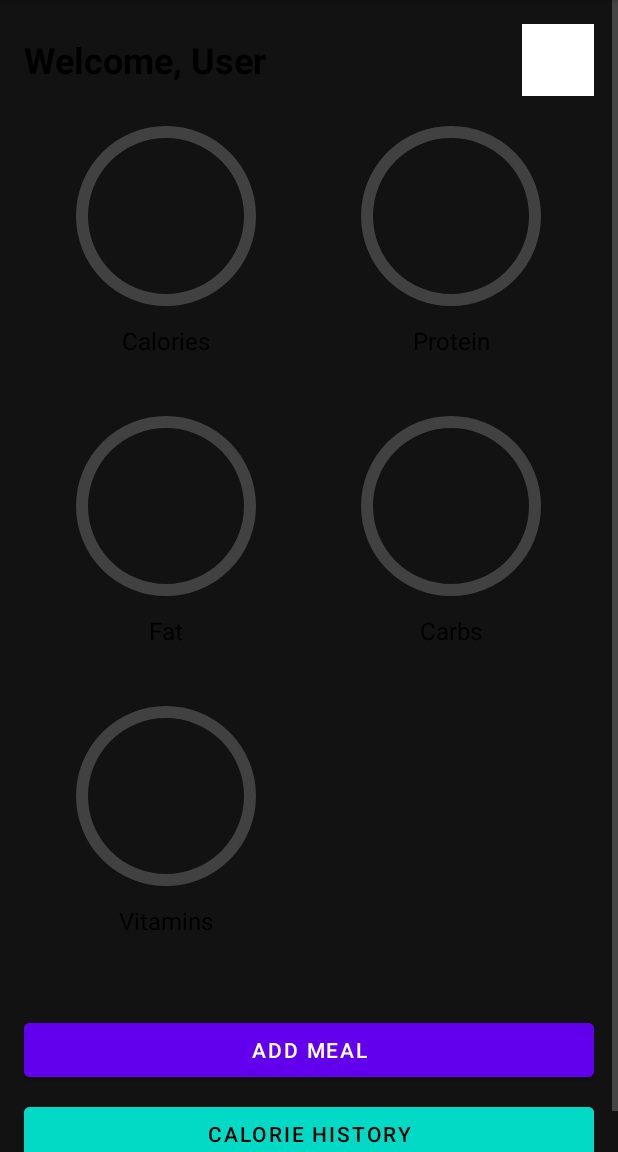
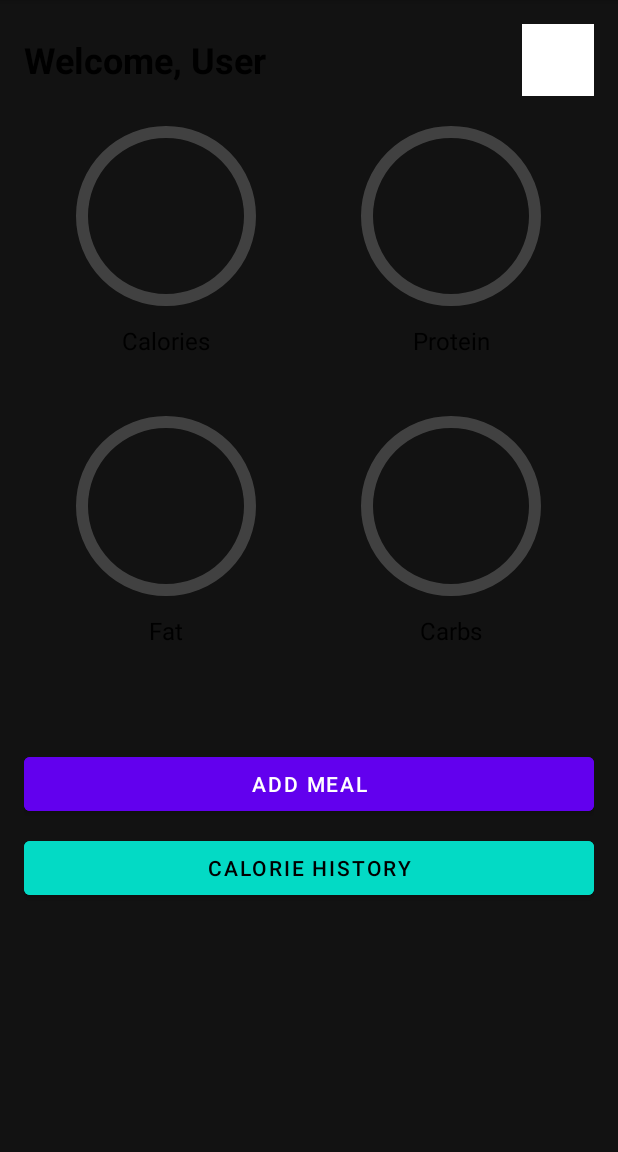
Before and after one commit to Voidxx/calonote, an Android app: the MainActivity screen opened directly, with no data from a screen before it, on a phone screen of 412 x 824 dp, the part 84-1236 px from its top. Run offline under Robolectric (Android 15) with nearby library versions, the phone set to English and light mode, and no system bars; our stand-ins replace Firebase (no records; nobody signed in at launch, a user with empty details on screens opened directly); 1 statement that could not run was skipped.

Commit message:
remove vitamins from daily intake because of impossibility of tracking it currently

```diff
--- a/app/src/main/java/com/example/calonote/controller/MainActivity.kt
+++ b/app/src/main/java/com/example/calonote/controller/MainActivity.kt
@@ -19,12 +19,10 @@
         private lateinit var proteinProgressIndicator: CircularProgressIndicator
         private lateinit var fatProgressIndicator: CircularProgressIndicator
         private lateinit var carbsProgressIndicator: CircularProgressIndicator
-        private lateinit var vitaminsProgressIndicator: CircularProgressIndicator
         private lateinit var tvCaloriesValue: TextView
         private lateinit var tvProteinValue: TextView
         private lateinit var tvFatValue: TextView
         private lateinit var tvCarbsValue: TextView
-        private lateinit var tvVitaminsValue: TextView
         override fun onCreate(savedInstanceState: Bundle?) {
             super.onCreate(savedInstanceState)
             setContentView(R.layout.activity_main)
@@ -49,31 +47,26 @@
             val proteinLayout = findViewById<View>(R.id.proteinLayout)
             val fatLayout = findViewById<View>(R.id.fatLayout)
             val carbsLayout = findViewById<View>(R.id.carbsLayout)
-            val vitaminsLayout = findViewById<View>(R.id.vitaminsLayout)
 
             caloriesProgressIndicator = caloriesLayout.findViewById(R.id.progressIndicator)
             proteinProgressIndicator = proteinLayout.findViewById(R.id.progressIndicator)
             fatProgressIndicator = fatLayout.findViewById(R.id.progressIndicator)
             carbsProgressIndicator = carbsLayout.findViewById(R.id.progressIndicator)
-            vitaminsProgressIndicator = vitaminsLayout.findViewById(R.id.progressIndicator)
 
             tvCaloriesValue = caloriesLayout.findViewById(R.id.tvValue)
             tvProteinValue = proteinLayout.findViewById(R.id.tvValue)
             tvFatValue = fatLayout.findViewById(R.id.tvValue)
             tvCarbsValue = carbsLayout.findViewById(R.id.tvValue)
-            tvVitaminsValue = vitaminsLayout.findViewById(R.id.tvValue)
 
             caloriesLayout.findViewById<TextView>(R.id.tvLabel).text = "Calories"
             proteinLayout.findViewById<TextView>(R.id.tvLabel).text = "Protein"
             fatLayout.findViewById<TextView>(R.id.tvLabel).text = "Fat"
             carbsLayout.findViewById<TextView>(R.id.tvLabel).text = "Carbs"
-            vitaminsLayout.findViewById<TextView>(R.id.tvLabel).text = "Vitamins"
 
             caloriesProgressIndicator.progress = 0
             proteinProgressIndicator.progress = 0
             fatProgressIndicator.progress = 0
             carbsProgressIndicator.progress = 0
-            vitaminsProgressIndicator.progress = 0
         }
 
         private fun updateNutritionProgress(user: User) {
@@ -82,14 +75,13 @@
                 updateProgressIndicator(proteinProgressIndicator, tvProteinValue, dailyNutrition.totalNutritiveValues.protein, user.dailyProtein, "g", R.color.colorProtein)
                 updateProgressIndicator(fatProgressIndicator, tvFatValue, dailyNutrition.totalNutritiveValues.fat, user.dailyFat, "g", R.color.colorFat)
                 updateProgressIndicator(carbsProgressIndicator, tvCarbsValue, dailyNutrition.totalNutritiveValues.carbohydrates, user.dailyCarbs, "g", R.color.colorCarbs)
-                updateProgressIndicator(vitaminsProgressIndicator, tvVitaminsValue, dailyNutrition.totalNutritiveValues.vitamins, user.dailyVitamins, "mg", R.color.colorVitamins)
             }
         }
 
         private fun updateProgressIndicator(indicator: CircularProgressIndicator, textView: TextView, value: Float, maxValue: Float, unit: String, colorResId: Int) {
             val progress = ((value / maxValue) * 100).toInt().coerceIn(0, 100)
             ObjectAnimator.ofInt(indicator, "progress", 0, progress).apply {
-                duration = 1000 // 1 second
+                duration = 1000
                 interpolator = DecelerateInterpolator()
                 start()
             }
--- a/app/src/main/java/com/example/calonote/db/FirebaseManager.kt
+++ b/app/src/main/java/com/example/calonote/db/FirebaseManager.kt
@@ -162,14 +162,12 @@ object FirebaseManager {
         val dailyProtein = (dailyCalories * 0.3 / 4).toFloat()
         val dailyFat = (dailyCalories * 0.3 / 9).toFloat()
         val dailyCarbs = (dailyCalories * 0.4 / 4).toFloat()
-        val dailyVitamins = 100f // Placeholder value, should be calculated based on specific vitamins
 
         val updatedUser = user.copy(
             dailyCalories = dailyCalories,
             dailyProtein = dailyProtein,
             dailyFat = dailyFat,
             dailyCarbs = dailyCarbs,
-            dailyVitamins = dailyVitamins
         )
 
         db.collection("users").document(user.uid).set(updatedUser)
--- a/app/src/main/res/layout/activity_main.xml
+++ b/app/src/main/res/layout/activity_main.xml
@@ -91,14 +91,6 @@
             android:orientation="horizontal"
             android:layout_marginBottom="16dp">
 
-            <!-- Vitamins -->
-            <include layout="@layout/nutrition_progress_item"
-                android:id="@+id/vitaminsLayout"
-                android:layout_width="0dp"
-                android:layout_height="wrap_content"
-                android:layout_weight="1" />
-
-            <!-- Empty space for alignment -->
             <View
                 android:layout_width="0dp"
                 android:layout_height="match_parent"
```
